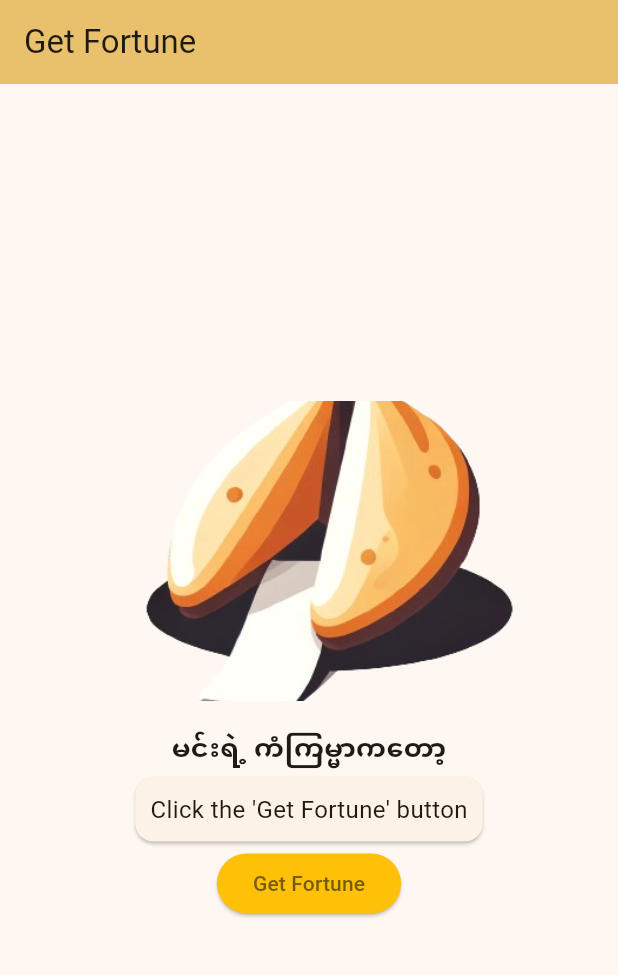
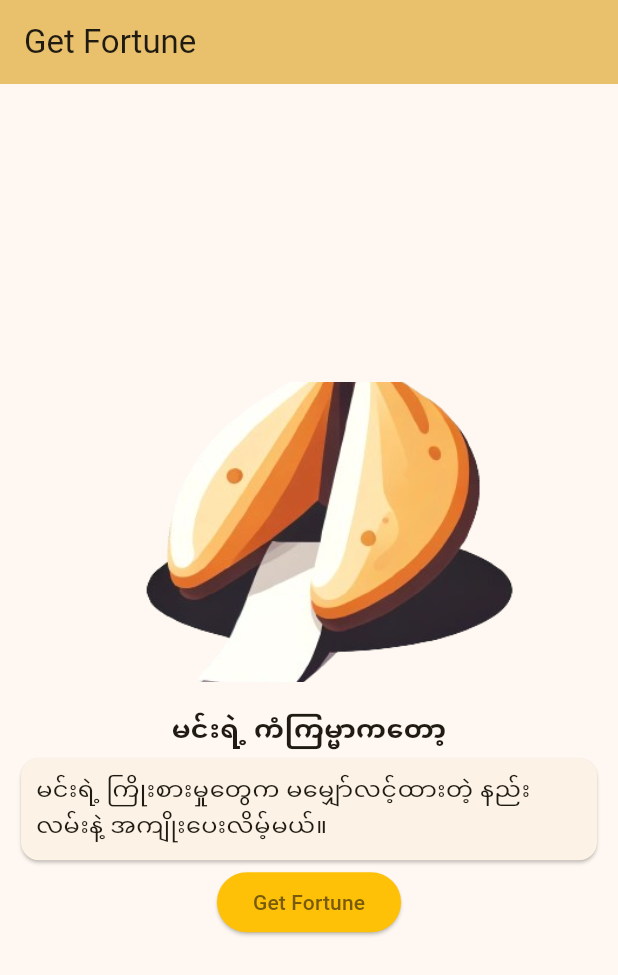
Before and after one commit to MinKhantAung23/Fortune_Cookie, a Flutter app: the screen it shows after launch, on a phone screen of 412 x 824 dp. Shown: the top 975 px of the screen. Run offline on Flutter 3.47's test engine with Material 3 defaults, Android fonts, the phone set to English and light mode, and no system bars.

Commit message:
add privider

```diff
--- a/lib/main.dart
+++ b/lib/main.dart
@@ -1,8 +1,15 @@
 import 'dart:math';
 import 'package:flutter/material.dart';
+import 'package:fortune_cookie_app/providers/FortuneModel.dart';
+import 'package:provider/provider.dart';
 
 void main() {
-  runApp(const MyApp());
+  runApp(
+    ChangeNotifierProvider(
+      create: (context) => FortuneModel(),
+      child: const MyApp(),
+    ),
+  );
 }
 
 class MyApp extends StatelessWidget {
@@ -32,35 +39,12 @@ class MyHomePage extends StatefulWidget {
 }
 
 class _MyHomePageState extends State<MyHomePage> {
-  String _currentFortune = "Click the 'Get Fortune' button";
-
-  final List<String> _fortuneList = [
-    "ဒီနေ့ မင်းအတွက် ကံကောင်းတဲ့ သတင်းတစ်ခု ကြားရလိမ့်မယ်။",
-    "ဒီအပတ်အတွင်း မင်းအတွက် ရွှေအခွင့်အရေးတစ်ခု ပေါ်လာလိမ့်မယ်။",
-    "မင်းရဲ့ ကြိုးစားမှုတွေက မမျှော်လင့်ထားတဲ့ နည်းလမ်းနဲ့ အကျိုးပေးလိမ့်မယ်။",
-    "စွန့်စားမှုက မင်းကို ခေါ်နေပြီ၊ အသင့်ပြင်ထားပါ။",
-    "ဒီနေ့မှာ မင်းရဲ့ ဖန်တီးနိုင်စွမ်းက အကြီးမားဆုံး အားသာချက်ဖြစ်တယ်။",
-    "မင်းအနီးအနားမှာ ပျော်ရွှင်စရာ အံ့ဩစရာတစ်ခု စောင့်နေတယ်။",
-    "ကိုယ့်ကိုယ်ကို ယုံကြည်ပါ၊ အရာအားလုံး အဆင်ပြေလာပါလိမ့်မယ်။",
-    "မင်းရဲ့ ဆုံးဖြတ်ချက်တစ်ခုက မင်းဘဝကို ပြောင်းလဲစေနိုင်တယ်။",
-    "မိတ်ဆွေသစ်တစ်ယောက်က အခွင့်အရေးသစ်ကို ယူဆောင်လာမယ်။",
-    "မိတ်ဆွေတစ်ယောက်က မင်းကို ကူညီပေးလိမ့်မယ်။",
-    "အခွင့်အရေးအသစ်တစ်ခု မင်းရှေ့မှာ ပေါ်လာနေတယ်။",
-    "မင်းရဲ့ စိတ်ရှည်မှုက မကြာခင် ဆုချီးမြှင့်ခံရလိမ့်မယ်။",
-    "ကိုယ့်ကိုယ်ကို ယုံကြည်ပါ၊ ကံကောင်းခြင်းက မင်းဘက်မှာရှိတယ်။",
-    "ဒီနေ့ စတင်တဲ့ ခြေလှမ်းတစ်လှမ်းက မင်းအနာဂတ်ကို သွားစေနိုင်တယ်။",
-  ];
-
-  void _randomFortune() {
-    var random = Random();
-    int fortune = random.nextInt(_fortuneList.length);
-    setState(() {
-      _currentFortune = _fortuneList[fortune];
-    });
-  }
 
   @override
   Widget build(BuildContext context) {
+    final fortune = Provider.of<FortuneModel>(
+      context,
+    );
     return Scaffold(
       appBar: AppBar(
         backgroundColor: Theme.of(context).colorScheme.inversePrimary,
@@ -78,7 +62,7 @@ class _MyHomePageState extends State<MyHomePage> {
                 height: 200,
                 fit: BoxFit.cover,
               ),
-              SizedBox(height: 20,),
+              SizedBox(height: 20),
               const Text(
                 "မင်းရဲ့ ကံကြမ္မာကတော့",
                 style: TextStyle(fontSize: 18, fontWeight: FontWeight.bold),
@@ -86,14 +70,11 @@ class _MyHomePageState extends State<MyHomePage> {
               Card(
                 child: Padding(
                   padding: const EdgeInsets.all(10.0),
-                  child: Text(
-                    _currentFortune,
-                    style: TextStyle(fontSize: 16),
-                  ),
+                  child: Text(fortune.currentFortune, style: TextStyle(fontSize: 16)),
                 ),
               ),
               ElevatedButton(
-                onPressed: _randomFortune,
+                onPressed: () => fortune.getNewFortune(),
                 style: ElevatedButton.styleFrom(backgroundColor: Colors.amber),
                 child: Text("Get Fortune"),
               ),
--- /dev/null
+++ b/lib/providers/FortuneModel.dart
@@ -0,0 +1,42 @@
+import 'dart:math';
+
+import 'package:flutter/material.dart';
+
+class FortuneModel with ChangeNotifier {
+  String _currentFortune = "";
+
+  final List<String> _fortuneList = [
+    "ဒီနေ့ မင်းအတွက် ကံကောင်းတဲ့ သတင်းတစ်ခု ကြားရလိမ့်မယ်။",
+    "ဒီအပတ်အတွင်း မင်းအတွက် ရွှေအခွင့်အရေးတစ်ခု ပေါ်လာလိမ့်မယ်။",
+    "မင်းရဲ့ ကြိုးစားမှုတွေက မမျှော်လင့်ထားတဲ့ နည်းလမ်းနဲ့ အကျိုးပေးလိမ့်မယ်။",
+    "စွန့်စားမှုက မင်းကို ခေါ်နေပြီ၊ အသင့်ပြင်ထားပါ။",
+    "ဒီနေ့မှာ မင်းရဲ့ ဖန်တီးနိုင်စွမ်းက အကြီးမားဆုံး အားသာချက်ဖြစ်တယ်။",
+    "မင်းအနီးအနားမှာ ပျော်ရွှင်စရာ အံ့ဩစရာတစ်ခု စောင့်နေတယ်။",
+    "ကိုယ့်ကိုယ်ကို ယုံကြည်ပါ၊ အရာအားလုံး အဆင်ပြေလာပါလိမ့်မယ်။",
+    "မင်းရဲ့ ဆုံးဖြတ်ချက်တစ်ခုက မင်းဘဝကို ပြောင်းလဲစေနိုင်တယ်။",
+    "မိတ်ဆွေသစ်တစ်ယောက်က အခွင့်အရေးသစ်ကို ယူဆောင်လာမယ်။",
+    "မိတ်ဆွေတစ်ယောက်က မင်းကို ကူညီပေးလိမ့်မယ်။",
+    "အခွင့်အရေးအသစ်တစ်ခု မင်းရှေ့မှာ ပေါ်လာနေတယ်။",
+    "မင်းရဲ့ စိတ်ရှည်မှုက မကြာခင် ဆုချီးမြှင့်ခံရလိမ့်မယ်။",
+    "ကိုယ့်ကိုယ်ကို ယုံကြည်ပါ၊ ကံကောင်းခြင်းက မင်းဘက်မှာရှိတယ်။",
+    "ဒီနေ့ စတင်တဲ့ ခြေလှမ်းတစ်လှမ်းက မင်းအနာဂတ်ကို သွားစေနိုင်တယ်။",
+  ];
+
+  String get currentFortune => _currentFortune;
+
+  FortuneModel() {
+    _generateRandomFortune();
+  }
+
+  void _generateRandomFortune() {
+    var random = Random();
+    int randNum = random.nextInt(_fortuneList.length);
+    _currentFortune = _fortuneList[randNum];
+
+    notifyListeners();
+  }
+
+  void getNewFortune() {
+    _generateRandomFortune();
+  }
+}
--- a/pubspec.yaml
+++ b/pubspec.yaml
@@ -34,6 +34,7 @@ dependencies:
   # The following adds the Cupertino Icons font to your application.
   # Use with the CupertinoIcons class for iOS style icons.
   cupertino_icons: ^1.0.8
+  provider: ^6.1.5+1
 
 dev_dependencies:
   flutter_test:
```
Also changed, not shown: pubspec.lock.
